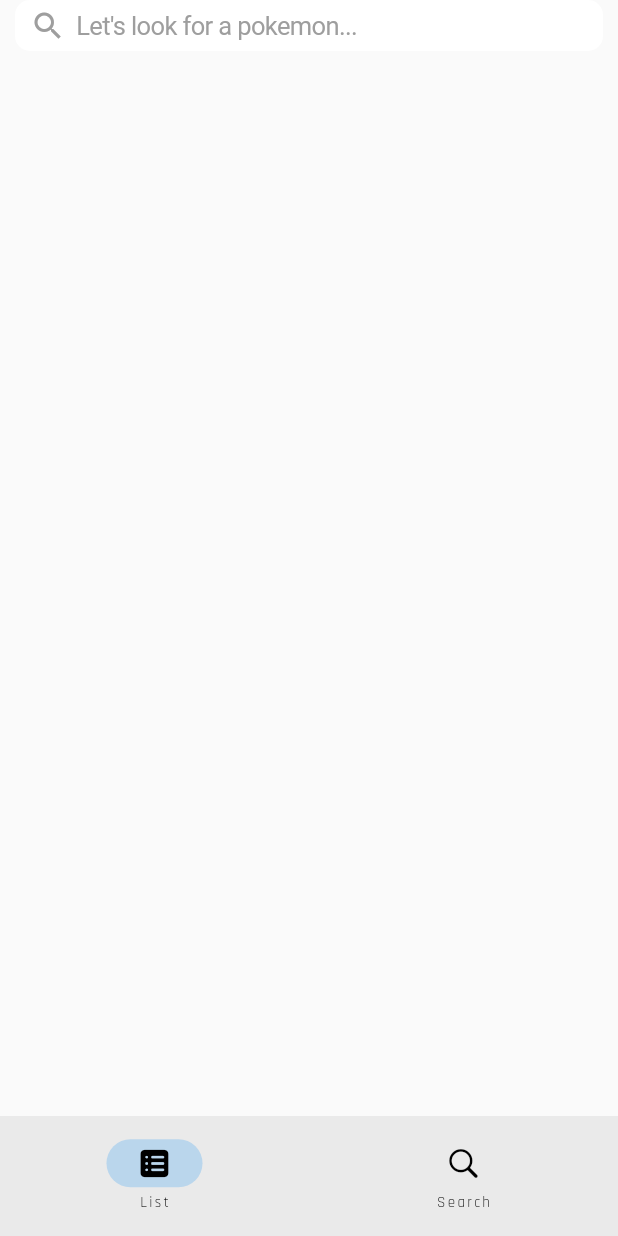
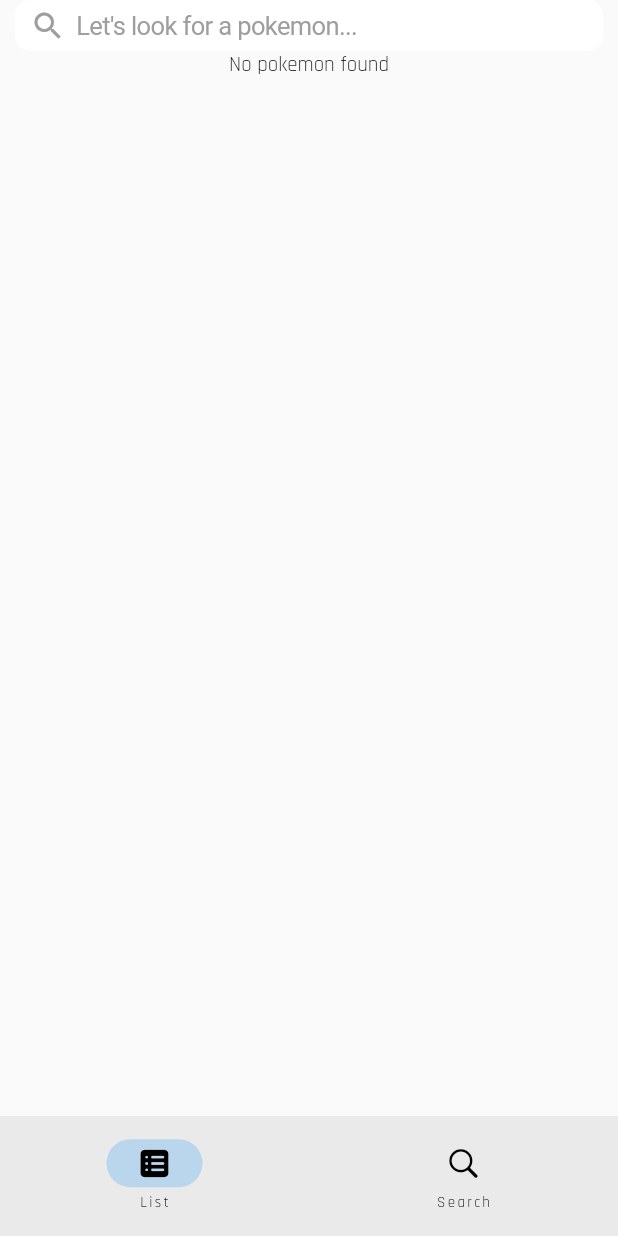
Before and after one commit to BrunoMazzocchi/Pokedex, a Flutter app: the screen it shows after launch, on a phone screen of 412 x 824 dp. Run offline on Flutter 3.47's test engine with Material 2 defaults, Android fonts, the phone set to English and light mode, and no system bars; our stand-ins replace bloc, equatable, flutter_bloc, google_fonts.

Commit message:
Added flutter_bloc to control the app state and implemented a cubit in the context

```diff
--- a/lib/main.dart
+++ b/lib/main.dart
@@ -1,7 +1,10 @@
-
+import 'package:flutter/cupertino.dart';
 import 'package:flutter/material.dart';
 import 'package:flutter/services.dart';
+import 'package:flutter_bloc/flutter_bloc.dart';
 import 'package:google_fonts/google_fonts.dart';
+import 'package:poke_client/poke_client.dart';
+import 'package:pokedex/search/cubit/pokemon_search_cubit.dart';
 
 import 'search/view/search_pokemon_page.dart';
 
@@ -10,21 +13,22 @@ void main() {
 }
 
 class App extends StatelessWidget {
-  const App({Key? key}) : super(key: key);
+  const App({super.key});
 
   @override
   Widget build(BuildContext context) {
-    return const PokemonAppView();
+    return BlocProvider(
+      create: (context) => PokemonSearchCubit(PokeRepository(PokeApiClient())),
+      child: const PokemonAppView(),
+    );
   }
 }
-
 
 class PokemonAppView extends StatelessWidget {
   const PokemonAppView({Key? key}) : super(key: key);
 
   @override
   Widget build(BuildContext context) {
-
     SystemChrome.setSystemUIOverlayStyle(const SystemUiOverlayStyle(
       statusBarColor: Colors.transparent,
       systemNavigationBarColor: Colors.transparent,
@@ -35,13 +39,57 @@ class PokemonAppView extends StatelessWidget {
       SystemUiMode.edgeToEdge,
     );
 
-
     return MaterialApp(
       theme: ThemeData(
         primaryColor: Colors.blue,
-        textTheme:  GoogleFonts.rajdhaniTextTheme(),
+        textTheme: GoogleFonts.rajdhaniTextTheme(),
       ),
-      home: const SearchPokemonPage(),
+      home: const NavigationController(),
     );
   }
 }
+
+
+class NavigationController extends StatefulWidget {
+  const NavigationController({Key? key}) : super(key: key);
+
+  @override
+  State<NavigationController> createState() => _NavigationControllerState();
+}
+
+class _NavigationControllerState extends State<NavigationController> {
+
+  int _selectedIndex = 0;
+
+  @override
+  Widget build(BuildContext context) {
+    return Scaffold(
+      body: IndexedStack(
+        index: _selectedIndex,
+        children: const [
+          SearchPokemonPage(),
+          SearchPokemonPage(),
+        ],
+      ),
+      bottomNavigationBar: NavigationBar(
+        onDestinationSelected: (int index) {
+          setState(() {
+            _selectedIndex = index;
+          });
+        },
+        selectedIndex: _selectedIndex,
+        destinations: const <Widget>[
+          NavigationDestination(
+            icon: Icon(CupertinoIcons.square_list_fill),
+            label: "List",
+          ),
+          NavigationDestination(
+            icon: Icon(CupertinoIcons.search),
+            label: "Search",
+          ),
+        ],
+      ),
+
+    );
+  }
+}
--- a/lib/search/cubit/pokemon_search_cubit.dart
+++ b/lib/search/cubit/pokemon_search_cubit.dart
@@ -14,6 +14,7 @@ class PokemonSearchCubit extends Cubit<PokemonSearchState> {
     emit(state.copyWith(status: PokemonSearchStatus.loading));
     try {
       final pokemon = await _pokemonRepository.search(name);
+      print('Pokemon found: ${pokemon.name}');
       emit(state.copyWith(status: PokemonSearchStatus.success, pokemon: pokemon));
     } on Exception {
       emit(state.copyWith(status: PokemonSearchStatus.error));
--- a/lib/search/view/search_pokemon_page.dart
+++ b/lib/search/view/search_pokemon_page.dart
@@ -1,6 +1,8 @@
 import 'package:flutter/cupertino.dart';
 import 'package:flutter/material.dart';
-import 'package:poke_client/poke_client.dart';
+import 'package:flutter_bloc/flutter_bloc.dart';
+import 'package:pokedex/main.dart';
+import 'package:pokedex/search/cubit/pokemon_search_cubit.dart';
 
 class SearchPokemonPage extends StatefulWidget {
   const SearchPokemonPage({Key? key}) : super(key: key);
@@ -10,33 +12,9 @@ class SearchPokemonPage extends StatefulWidget {
 }
 
 class _SearchPokemonPageState extends State<SearchPokemonPage> {
-
-  int _selectedIndex = 0;
-
-
   @override
   Widget build(BuildContext context) {
-    return Scaffold(
-      body: const AppView(),
-      bottomNavigationBar: NavigationBar(
-        onDestinationSelected: (int index) {
-          setState(() {
-            _selectedIndex = index;
-          });
-        },
-        selectedIndex: _selectedIndex,
-        destinations: const <Widget>[
-          NavigationDestination(
-            icon: Icon(CupertinoIcons.square_list_fill),
-            label: "List",
-          ),
-          NavigationDestination(
-            icon: Icon(CupertinoIcons.search),
-            label: "Search",
-          ),
-        ],
-      ),
-    );
+    return const AppView();
   }
 }
 
@@ -49,26 +27,21 @@ class AppView extends StatefulWidget {
 }
 
 class _AppViewState extends State<AppView> {
-
   final _textController = TextEditingController();
 
-  final PokeRepository _pokeRepository = PokeRepository(PokeApiClient());
-
-  void search () async {
-    final pokemon = await _pokeRepository.search(_textController.text);
-
-    if(pokemon.id != null) {
-      print(pokemon.name);
+  @override
+  void initState() {
+    super.initState();
   }
-    else {
-      print("Pokemon not found");
-    }
-
-  }
-
 
   void _onClearTapped() {
     _textController.clear();
+  }
+
+  @override
+  void dispose() {
+    _textController.dispose();
+    super.dispose();
   }
 
   @override
@@ -89,7 +62,6 @@ class _AppViewState extends State<AppView> {
                 borderRadius: BorderRadius.all(
                   Radius.circular(10),
                 ),
-
               ),
               placeholder: "Let's look for a pokemon...",
               placeholderStyle: const TextStyle(
@@ -103,10 +75,25 @@ class _AppViewState extends State<AppView> {
                 ),
               ),
               onChanged: (text) {
-                  search();
+                if (text.isNotEmpty) {
+                  context.read<PokemonSearchCubit>().searchPokemon(text);
+                }
               },
               onTap: _onClearTapped,
             ),
+            BlocBuilder<PokemonSearchCubit, PokemonSearchState>(
+                builder: (context, state) {
+                  switch (state.status) {
+                    case PokemonSearchStatus.loading:
+                      return const Center(child: CircularProgressIndicator());
+                    case PokemonSearchStatus.success:
+                      return Text(state.pokemon.name);
+                    case PokemonSearchStatus.error:
+                      return const Text('Error');
+                    default:
+                      return const Text('No pokemon found');
+                  }
+                })
           ],
         ),
       ),
--- a/pubspec.yaml
+++ b/pubspec.yaml
@@ -41,6 +41,7 @@ dependencies:
   json_annotation: ^4.8.0
   equatable: ^2.0.3
   google_fonts: ^2.1.0
+  flutter_bloc: ^7.3.3
 dev_dependencies:
   flutter_test:
     sdk: flutter
```
Also changed, not shown: pubspec.lock. Lines whose indentation alone changed are shown as unchanged.
